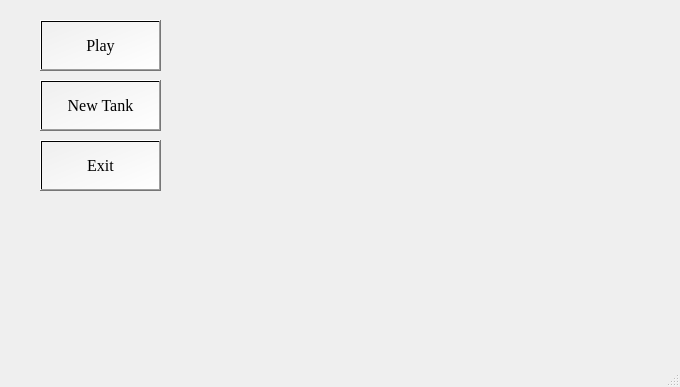
Qt form mainwindow.ui (ehsankhani/TANKS_BATTLE) before a commit.
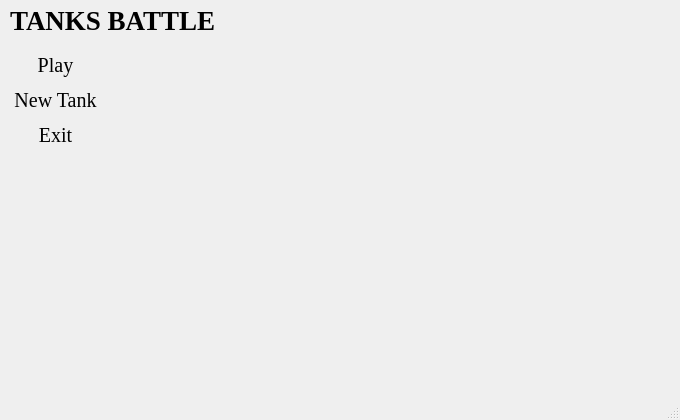
The same form after that commit. Icons and pictures are not drawn.

Commit message: edit the ui of the menu and build tank

What changed in the file:
```diff
--- a/mainwindow.ui
+++ b/mainwindow.ui
@@ -7,7 +7,7 @@
     <x>0</x>
     <y>0</y>
     <width>680</width>
-    <height>387</height>
+    <height>420</height>
    </rect>
   </property>
   <property name="font">
@@ -29,20 +29,27 @@
    <widget class="QPushButton" name="BtnPlay">
     <property name="geometry">
      <rect>
-      <x>40</x>
-      <y>20</y>
-      <width>121</width>
-      <height>51</height>
+      <x>0</x>
+      <y>50</y>
+      <width>111</width>
+      <height>31</height>
      </rect>
     </property>
     <property name="font">
      <font>
       <family>Times New Roman</family>
-      <pointsize>12</pointsize>
+      <pointsize>15</pointsize>
+      <italic>false</italic>
+      <bold>false</bold>
+      <underline>false</underline>
+      <strikeout>false</strikeout>
+      <kerning>true</kerning>
      </font>
     </property>
     <property name="styleSheet">
-     <string notr="true">background-color: qlineargradient(spread:pad, x1:0, y1:0, x2:1, y2:1, stop:0 rgba(0, 0, 0, 0), stop:1 rgba(255, 255, 255, 255));</string>
+     <string notr="true">background-color: transparent;
+border: none;
+</string>
     </property>
     <property name="text">
      <string>Play</string>
@@ -51,20 +58,22 @@
    <widget class="QPushButton" name="BtnNewTank">
     <property name="geometry">
      <rect>
-      <x>40</x>
+      <x>0</x>
       <y>80</y>
-      <width>121</width>
-      <height>51</height>
+      <width>111</width>
+      <height>41</height>
      </rect>
     </property>
     <property name="font">
      <font>
       <family>Times New Roman</family>
-      <pointsize>12</pointsize>
+      <pointsize>15</pointsize>
      </font>
     </property>
     <property name="styleSheet">
-     <string notr="true">background-color: qlineargradient(spread:pad, x1:0, y1:0, x2:1, y2:1, stop:0 rgba(0, 0, 0, 0), stop:1 rgba(255, 255, 255, 255));</string>
+     <string notr="true">background-color: transparent;
+border: none;
+</string>
     </property>
     <property name="text">
      <string>New Tank</string>
@@ -73,20 +82,23 @@
    <widget class="QPushButton" name="BtnExit">
     <property name="geometry">
      <rect>
-      <x>40</x>
-      <y>140</y>
-      <width>121</width>
-      <height>51</height>
+      <x>20</x>
+      <y>120</y>
+      <width>71</width>
+      <height>31</height>
      </rect>
     </property>
     <property name="font">
      <font>
       <family>Times New Roman</family>
-      <pointsize>12</pointsize>
+      <pointsize>15</pointsize>
+      <bold>false</bold>
      </font>
     </property>
     <property name="styleSheet">
-     <string notr="true">background-color: qlineargradient(spread:pad, x1:0, y1:0, x2:1, y2:1, stop:0 rgba(0, 0, 0, 0), stop:1 rgba(255, 255, 255, 255));</string>
+     <string notr="true">background-color: transparent;
+border: none;
+</string>
     </property>
     <property name="text">
      <string>Exit</string>
@@ -108,6 +120,41 @@
      <string/>
     </property>
    </widget>
+   <widget class="QLabel" name="label_2">
+    <property name="geometry">
+     <rect>
+      <x>10</x>
+      <y>0</y>
+      <width>261</width>
+      <height>41</height>
+     </rect>
+    </property>
+    <property name="maximumSize">
+     <size>
+      <width>16777215</width>
+      <height>16777215</height>
+     </size>
+    </property>
+    <property name="baseSize">
+     <size>
+      <width>0</width>
+      <height>0</height>
+     </size>
+    </property>
+    <property name="font">
+     <font>
+      <family>Times New Roman</family>
+      <pointsize>20</pointsize>
+      <bold>true</bold>
+     </font>
+    </property>
+    <property name="frameShape">
+     <enum>QFrame::NoFrame</enum>
+    </property>
+    <property name="text">
+     <string>TANKS BATTLE</string>
+    </property>
+   </widget>
    <zorder>label</zorder>
    <zorder>BtnPlay</zorder>
    <zorder>BtnNewTank</zorder>
```
Left out of the diff: 3 changed lines with no effect on the pictures. The commit also changes 9 other files.
